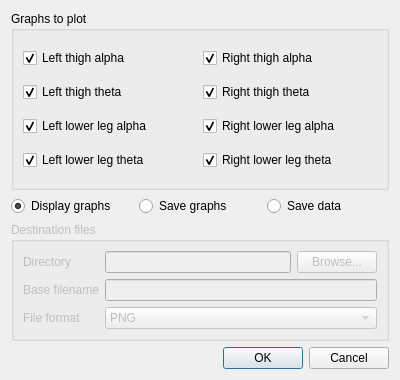
First picture: the form in modelfitting/src/graphplotter.ui, repository davidsansome/gait-modelfitting, before the edit.
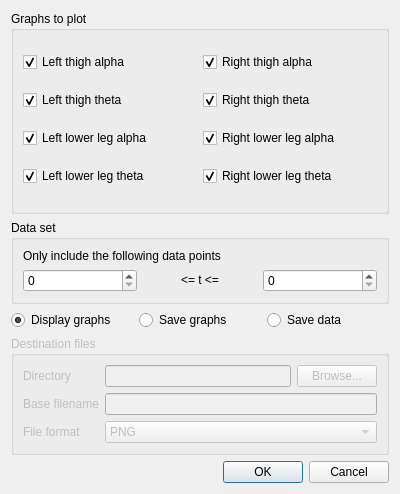
Second picture: the form after the edit.

Patch:
```diff
--- a/modelfitting/src/graphplotter.ui
+++ b/modelfitting/src/graphplotter.ui
@@ -6,7 +6,7 @@
     <x>0</x>
     <y>0</y>
     <width>400</width>
-    <height>380</height>
+    <height>494</height>
    </rect>
   </property>
   <property name="windowTitle" >
@@ -88,7 +88,7 @@
            <x>0</x>
            <y>0</y>
            <width>378</width>
-           <height>132</height>
+           <height>136</height>
           </rect>
          </property>
          <layout class="QGridLayout" name="gridLayout_2" >
@@ -179,6 +179,38 @@
      </layout>
     </widget>
    </item>
+   <item>
+    <widget class="QGroupBox" name="dataSetBox" >
+     <property name="title" >
+      <string>Data set</string>
+     </property>
+     <layout class="QGridLayout" name="gridLayout_3" >
+      <item row="0" column="0" colspan="3" >
+       <widget class="QLabel" name="label" >
+        <property name="text" >
+         <string>Only include the following data points</string>
+        </property>
+       </widget>
+      </item>
+      <item row="1" column="0" >
+       <widget class="QSpinBox" name="dataSetMin" />
+      </item>
+      <item row="1" column="1" >
+       <widget class="QLabel" name="label_2" >
+        <property name="text" >
+         <string>&lt;= t &lt;=</string>
+        </property>
+        <property name="alignment" >
+         <set>Qt::AlignCenter</set>
+        </property>
+       </widget>
+      </item>
+      <item row="1" column="2" >
+       <widget class="QSpinBox" name="dataSetMax" />
+      </item>
+     </layout>
+    </widget>
+   </item>
    <item>
     <layout class="QHBoxLayout" name="horizontalLayout" >
      <item>
```
Left out of the diff: 2 changed lines with no effect on the pictures.
